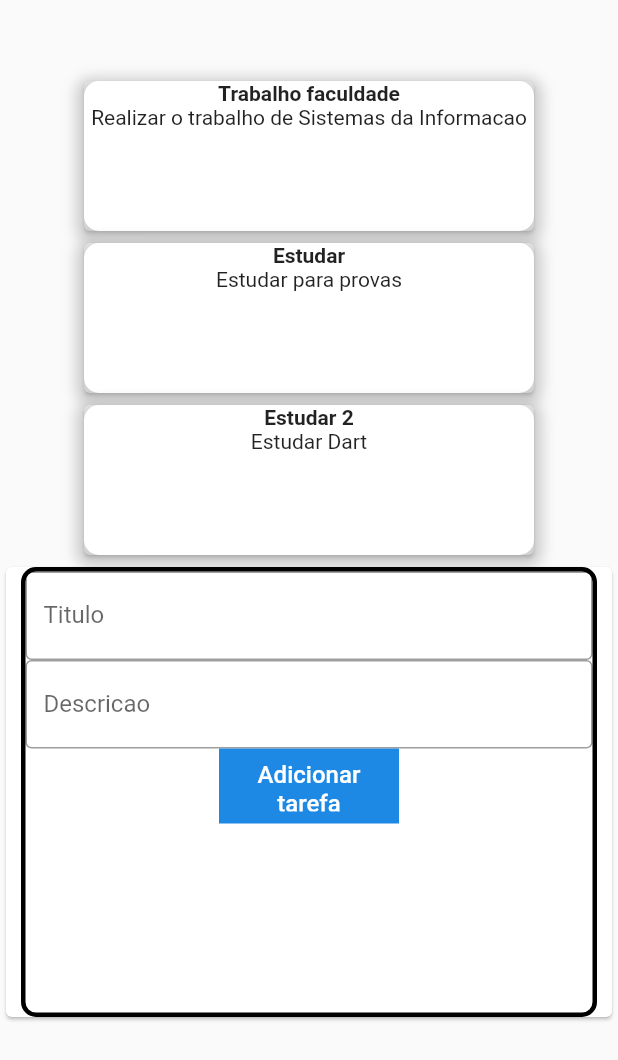
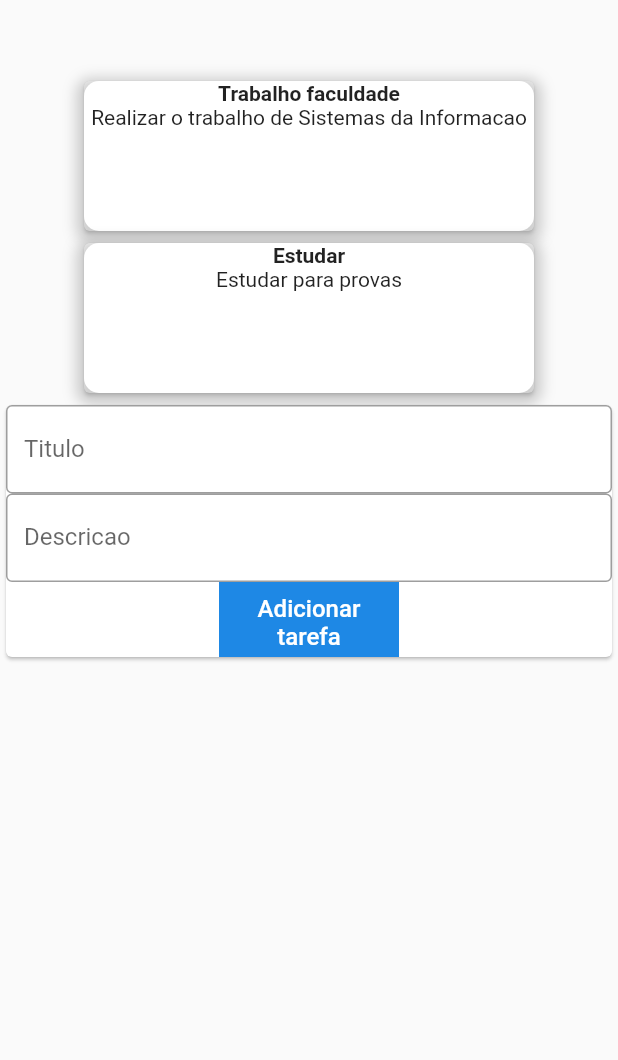
Before and after one commit to devv-thiago/to-do-list, a Flutter app: the screen it shows after launch, on a phone screen of 412 x 824 dp. Shown: the top 1060 px of the screen. Run offline on Flutter 3.47's test engine with Material 2 defaults, Android fonts, the phone set to English and light mode, and no system bars.

Commit message:
att 24/03 3

```diff
--- /dev/null
+++ b/lib/components/task_input.dart
@@ -0,0 +1,50 @@
+import 'package:flutter/material.dart';
+
+class TaskInput extends StatelessWidget {
+  final tituloController = TextEditingController();
+  final descController = TextEditingController();
+
+  @override
+  Widget build(BuildContext context) {
+    return Card(
+      child: Column(
+        children: [
+          Container(
+            child: TextField(
+              controller: tituloController,
+              decoration: InputDecoration(
+                border: OutlineInputBorder(),
+                labelText: 'Titulo',
+              ),
+            ),
+          ),
+          Container(
+            child: TextField(
+              controller: descController,
+              decoration: InputDecoration(
+                border: OutlineInputBorder(),
+                labelText: 'Descricao',
+              ),
+            ),
+          ),
+          Container(
+            height: 50,
+            width: 120,
+            color: Colors.blue[600],
+            child: TextButton(
+              onPressed: () {},
+              child: const Text(
+                "Adicionar tarefa",
+                style: TextStyle(
+                  color: Colors.white,
+                  fontSize: 16,
+                ),
+                textAlign: TextAlign.center,
+              ),
+            ),
+          )
+        ],
+      ),
+    );
+  }
+}
--- /dev/null
+++ b/lib/components/task_list.dart
@@ -0,0 +1,52 @@
+import 'package:flutter/material.dart';
+import '../models/task.dart';
+
+class TaskList extends StatelessWidget {
+
+
+  late final List<Task> taskList;
+
+  TaskList(this.taskList){
+
+  }
+
+  @override
+  Widget build(BuildContext context) {
+    return Column(children: [
+      ...taskList.map((t) {
+        return Card(
+          child: Container(
+            height: 100,
+            width: 300,
+            decoration: BoxDecoration(
+                boxShadow: [
+                  BoxShadow(
+                    color: Colors.grey.withOpacity(0.5),
+                    spreadRadius: 5,
+                    blurRadius: 7,
+                    offset: Offset(0, 3), // changes position of shadow
+                  ),
+                ],
+                color: const Color.fromRGBO(255, 255, 255, 1),
+                borderRadius: const BorderRadius.only(
+                    topLeft: Radius.circular(10),
+                    topRight: Radius.circular(10),
+                    bottomLeft: Radius.circular(10),
+                    bottomRight: Radius.circular(10))),
+            child: Column(
+              children: [
+                Text(
+                  t.title,
+                  style: TextStyle(
+                    fontWeight: FontWeight.bold,
+                  ),
+                ),
+                Text(t.desc),
+              ],
+            ),
+          ),
+        );
+      })
+    ]);
+  }
+}
--- /dev/null
+++ b/lib/components/task_user.dart
@@ -0,0 +1,31 @@
+import 'package:flutter/material.dart';
+import '../models/task.dart';
+import '../components/task_input.dart';
+import '../components/task_list.dart';
+
+class TaskUser extends StatefulWidget {
+  @override
+  State<TaskUser> createState() => _TaskUserState();
+}
+
+class _TaskUserState extends State<TaskUser> {
+  final _tasks = [
+    Task(
+        title: 'Trabalho faculdade',
+        desc: 'Realizar o trabalho de Sistemas da Informacao'),
+    Task(
+      title: 'Estudar',
+      desc: 'Estudar para provas',
+    )
+  ];
+
+  @override
+  Widget build(BuildContext context) {
+    return Column(
+      children: [
+        TaskList(_tasks),
+        TaskInput(),
+      ],
+    );
+  }
+}
--- a/lib/main.dart
+++ b/lib/main.dart
@@ -1,125 +1,23 @@
 import 'package:flutter/material.dart';
-import './models/task.dart';
+import 'components/task_user.dart';
 
 void main() {
   runApp(MyApp());
 }
 
 class MyApp extends StatelessWidget {
-  final _tasks = [
-    Task(
-        title: 'Trabalho faculdade',
-        desc: 'Realizar o trabalho de Sistemas da Informacao'),
-    Task(
-      title: 'Estudar',
-      desc: 'Estudar para provas',
-    ),
-    Task(
-      title: 'Estudar 2',
-      desc: 'Estudar Dart',
-    )
-  ];
-
   // This widget is the root of your application.
   @override
   Widget build(BuildContext context) {
     return MaterialApp(
       home: Scaffold(
         body: Container(
-          margin: EdgeInsets.only(top: 50),
-          child: Column(
-            children: [
-              ..._tasks.map((t) {
-                return Card(
-                  child: Container(
-                    height: 100,
-                    width: 300,
-                    decoration: BoxDecoration(
-                        boxShadow: [
-                          BoxShadow(
-                            color: Colors.grey.withOpacity(0.5),
-                            spreadRadius: 5,
-                            blurRadius: 7,
-                            offset: Offset(0, 3), // changes position of shadow
-                          ),
-                        ],
-                        color: const Color.fromRGBO(255, 255, 255, 1),
-                        borderRadius: const BorderRadius.only(
-                            topLeft: Radius.circular(10),
-                            topRight: Radius.circular(10),
-                            bottomLeft: Radius.circular(10),
-                            bottomRight: Radius.circular(10))),
-                    child: Column(
-                      children: [
-                        Text(
-                          t.title,
-                          style: TextStyle(
-                            fontWeight: FontWeight.bold,
-                          ),
-                        ),
-                        Text(t.desc),
-                      ],
-                    ),
-                  ),
-                );
-              }),
-              Column(
-                children: [
-                  Card(
-                    child: Container(
-                      decoration: BoxDecoration(
-                          borderRadius: BorderRadius.circular(10),
-                          border: Border.all(
-                            color: Colors.black,
-                            width: 3,
-                            style: BorderStyle.solid,
-                          )),
-                      height: 300,
-                      width: double.infinity,
-                      margin: EdgeInsets.only(left: 10, right: 10),
-                      child: Column(
-                        children: [
-                          Container(
-                            child: TextField(
-                              decoration: InputDecoration(
-                                border: OutlineInputBorder(),
-                                labelText: 'Titulo',
-                              ),
-                            ),
-                          ),
-                          Container(
-                            child: TextField(
-                              decoration: InputDecoration(
-                                border: OutlineInputBorder(),
-                                labelText: 'Descricao',
-                              ),
-                            ),
-                          ),
-                          Container(
-                            height: 50,
-                            width: 120,
-                            color: Colors.blue[600],
-                            child: TextButton(
-                              onPressed: () {},
-                              child: const Text(
-                                "Adicionar tarefa",
-                                style: TextStyle(
-                                  color: Colors.white,
-                                  fontSize: 16,
-                                ),
-                                textAlign: TextAlign.center,
-                              ),
-                            ),
-                          )
-                        ],
-                      ),
-                    ),
-                  ),
-                ],
-              )
-            ],
-          ),
-        ),
+            margin: EdgeInsets.only(top: 50),
+            child: Column(
+              children: [
+                TaskUser(),
+              ],
+            )),
       ),
     );
   }
```
